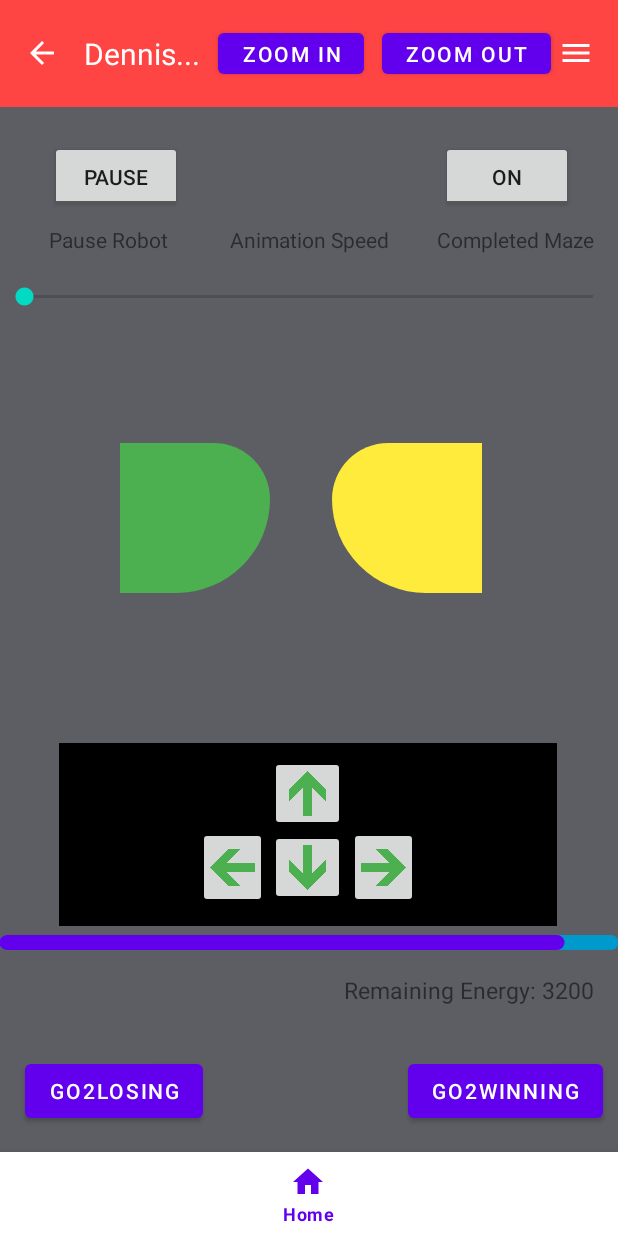
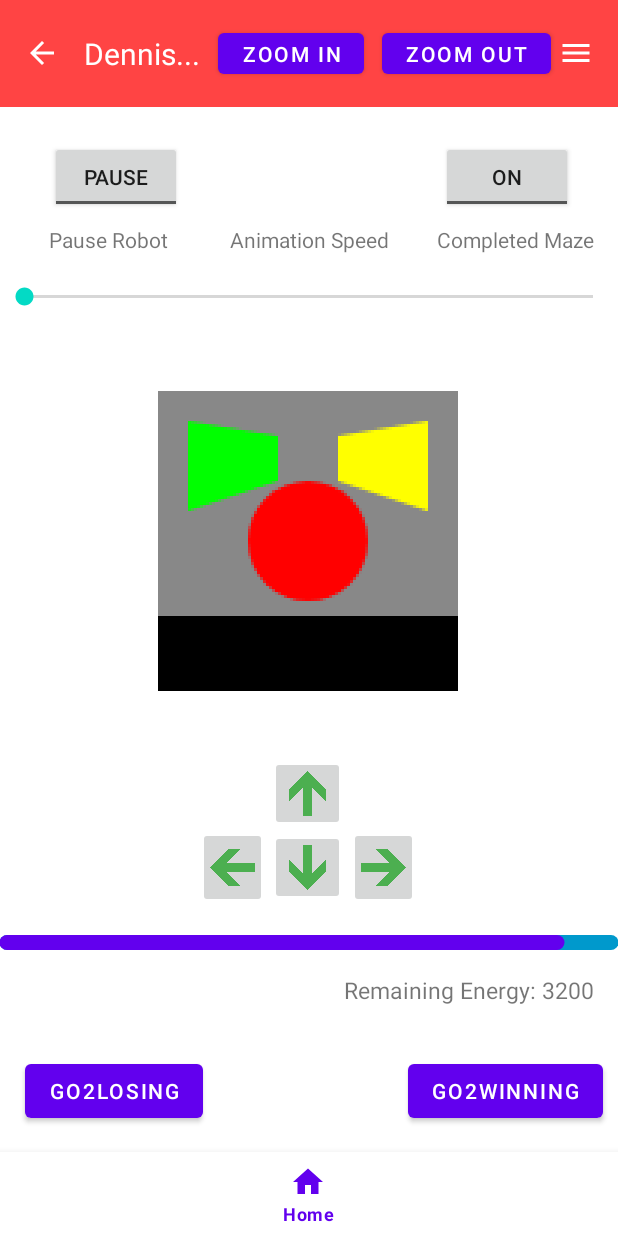
Before and after one commit to Dttang123/AMazeByDennisTang, an Android app: the PlayAnimationActivity screen opened directly, with no data from a screen before it, on a phone screen of 412 x 824 dp. Run offline under Robolectric (Android 15) with nearby library versions, the phone set to English and light mode, and no system bars.

Commit message:
FIXED FOR P6 did not implement MazePanel. MazePanel now implemented in Manual and Automatic.

```diff
--- a/app/src/main/AndroidManifest.xml
+++ b/app/src/main/AndroidManifest.xml
@@ -12,6 +12,9 @@
         android:theme="@style/Theme.AMazeByDennisTang"
         tools:targetApi="31">
         <activity
+            android:name=".MazePanel"
+            android:exported="true" />
+        <activity
             android:name=".WinningActivity"
             android:exported="true" />
         <activity
@@ -24,7 +27,7 @@
         <activity
             android:parentActivityName=".Generating"
             android:name=".PlayAnimationActivity"
-            android:exported="true" />
+            android:exported="true"/>
         <activity
             android:parentActivityName=".AMazeActivity"
             android:name=".Generating"
@@ -32,6 +35,7 @@
         <activity
             android:name=".AMazeActivity"
             android:exported="true">
+
             <intent-filter>
                 <action android:name="android.intent.action.MAIN" />
 
--- /dev/null
+++ b/app/src/main/java/com/example/amazebydennistang/MazePanel.java
@@ -0,0 +1,69 @@
+package com.example.amazebydennistang;
+
+import android.content.Context;
+import android.graphics.Bitmap;
+import android.graphics.Canvas;
+import android.graphics.Color;
+import android.graphics.Paint;
+import android.graphics.Path;
+import android.graphics.Rect;
+import android.os.Bundle;
+import android.util.AttributeSet;
+import android.view.View;
+public class MazePanel extends View{
+
+    private Canvas canvas;
+    private Bitmap bitmap;
+    private Paint paint;
+
+
+    public MazePanel(Context context, AttributeSet attrs){
+        super(context, attrs);
+
+        // Initialize the instance variables
+        paint = new Paint();
+        bitmap = Bitmap.createBitmap(100, 100, Bitmap.Config.ARGB_8888);
+        canvas = new Canvas(bitmap);
+
+        // Draw the graphics for the custom view
+        paint.setColor(Color.GRAY);
+        canvas.drawRect(0, 0, 100, 100, paint);
+
+        paint.setColor(Color.BLACK);
+        canvas.drawRect(0, 75, 100, 100, paint);
+
+        //Red Circle
+        paint.setColor(Color.RED);
+        canvas.drawCircle(50, 50, 20, paint);
+
+        //Green Polygon
+        paint.setColor(Color.GREEN);
+        Path path = new Path();
+        path.moveTo(10, 10);
+        path.lineTo(10, 40);
+        path.lineTo(40, 30);
+        path.lineTo(40, 15);
+        path.close();
+        canvas.drawPath(path, paint);
+
+        //Yellow Polygon
+        paint.setColor(Color.YELLOW);
+        Path path2 = new Path();
+        path2.moveTo(90, 10);
+        path2.lineTo(90, 40);
+        path2.lineTo(60, 30);
+        path2.lineTo(60, 15);
+        path2.close();
+        canvas.drawPath(path2, paint);
+
+
+    }
+
+    @Override
+    protected void onDraw(Canvas canvas) {
+        super.onDraw(canvas);
+
+        // Draw the bitmap on the canvas
+        canvas.drawBitmap(bitmap, null, new Rect(0, 0, getWidth(), getHeight()), null);
+    }
+}
--- a/app/src/main/java/com/example/amazebydennistang/PlayManuallyActivity.java
+++ b/app/src/main/java/com/example/amazebydennistang/PlayManuallyActivity.java
@@ -27,6 +27,7 @@ public class PlayManuallyActivity extends AppCompatActivity {
     Button Zoom_Out_Button;
     int path_length = 0;
     int shortest_path = 150;
+    MazePanel mazePanel;
     String EXTRA_DRIVER = "com.example.mazewidgetpractice.EXTRA_DRIVER";
     String EXTRA_PATH_LENGTH = "com.example.mazewidgetpractice.EXTRA_PATH_LENGTH";
     String EXTRA_SHORTEST_PATH = "com.example.mazewidgetpractice.SHORTEST_PATH" ;
@@ -37,6 +38,9 @@ public class PlayManuallyActivity extends AppCompatActivity {
     protected void onCreate(Bundle savedInstanceState) {
         super.onCreate(savedInstanceState);
         setContentView(R.layout.playmanuallyactivity);
+
+        //Shows custom view
+        mazePanel = findViewById(R.id.mazePanel);
 
         //Passed driver and robotQuality from Generating, used in P7
         intent = getIntent();
--- a/app/src/main/res/layout/playanimationactivity.xml
+++ b/app/src/main/res/layout/playanimationactivity.xml
@@ -5,30 +5,19 @@
     android:layout_width="match_parent"
     android:layout_height="match_parent">
 
-    <View
-        android:id="@+id/gray_background2"
-        android:layout_width="413dp"
-        android:layout_height="800dp"
-        android:background="@android:color/black"
-        android:backgroundTint="@color/material_dynamic_neutral40"
+    <include
+        android:id="@+id/include"
+        layout="@layout/zoom_toolbar" />
+
+    <com.example.amazebydennistang.MazePanel
+        android:layout_width="200dp"
+        android:layout_height="200dp"
         app:layout_constraintBottom_toTopOf="@+id/bottomNavigationView"
         app:layout_constraintEnd_toEndOf="parent"
-        app:layout_constraintHorizontal_bias="0.0"
+        app:layout_constraintHorizontal_bias="0.497"
         app:layout_constraintStart_toStartOf="parent"
         app:layout_constraintTop_toBottomOf="@+id/include"
-        app:layout_constraintVertical_bias="0.0" />
-
-    <View
-        android:id="@+id/black_rectangle3"
-        android:layout_width="332dp"
-        android:layout_height="122dp"
-        android:background="@android:color/black"
-        app:layout_constraintBottom_toTopOf="@+id/bottomNavigationView"
-        app:layout_constraintEnd_toEndOf="parent"
-        app:layout_constraintHorizontal_bias="0.493"
-        app:layout_constraintStart_toStartOf="parent"
-        app:layout_constraintTop_toBottomOf="@+id/include"
-        app:layout_constraintVertical_bias="0.738" />
+        app:layout_constraintVertical_bias="0.381" />
 
     <ImageButton
         android:id="@+id/BackSensor"
@@ -44,10 +33,6 @@
         app:layout_constraintStart_toStartOf="parent"
         app:layout_constraintTop_toBottomOf="@+id/include"
         app:layout_constraintVertical_bias="0.745" />
-
-    <include
-        android:id="@+id/include"
-        layout="@layout/zoom_toolbar" />
 
     <Button
         android:id="@+id/go2Losing"
@@ -245,31 +230,6 @@
         app:layout_constraintTop_toBottomOf="@+id/Animation_Speed_Text"
         app:layout_constraintVertical_bias="0.034" />
 
-    <ImageView
-        android:id="@+id/imageView"
-        android:layout_width="wrap_content"
-        android:layout_height="wrap_content"
-        app:tint="#4CAF50"
-        app:layout_constraintBottom_toTopOf="@+id/bottomNavigationView"
-        app:layout_constraintEnd_toEndOf="parent"
-        app:layout_constraintHorizontal_bias="0.257"
-        app:layout_constraintStart_toStartOf="parent"
-        app:layout_constraintTop_toTopOf="@+id/gray_background2"
-        app:layout_constraintVertical_bias="0.375"
-        app:srcCompat="@drawable/wall_polygons" />
-
-    <ImageView
-        android:id="@+id/imageView3"
-        android:layout_width="wrap_content"
-        android:layout_height="wrap_content"
-        app:tint="#FFEB3B"
-        app:layout_constraintBottom_toTopOf="@+id/bottomNavigationView"
-        app:layout_constraintEnd_toEndOf="parent"
-        app:layout_constraintHorizontal_bias="0.71"
-        app:layout_constraintStart_toStartOf="parent"
-        app:layout_constraintTop_toTopOf="@+id/gray_background2"
-        app:layout_constraintVertical_bias="0.375"
-        app:srcCompat="@drawable/wall_polygon2" />
 
 
 </androidx.constraintlayout.widget.ConstraintLayout>
```
Also changed, not shown: app/src/main/res/layout/mazepanel.xml (added, +17 -0 lines), app/src/main/res/layout/playmanuallyactivity.xml (+9 -32 lines), app/src/main/res/values/attrs.xml (added, +9 -0 lines).
